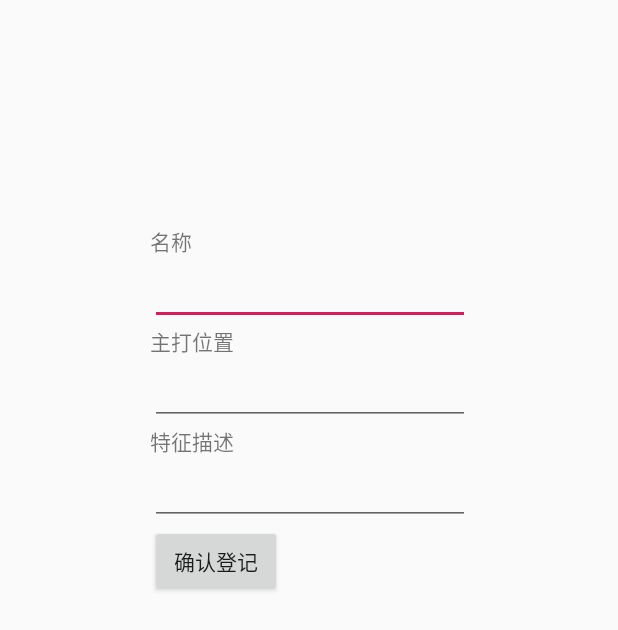
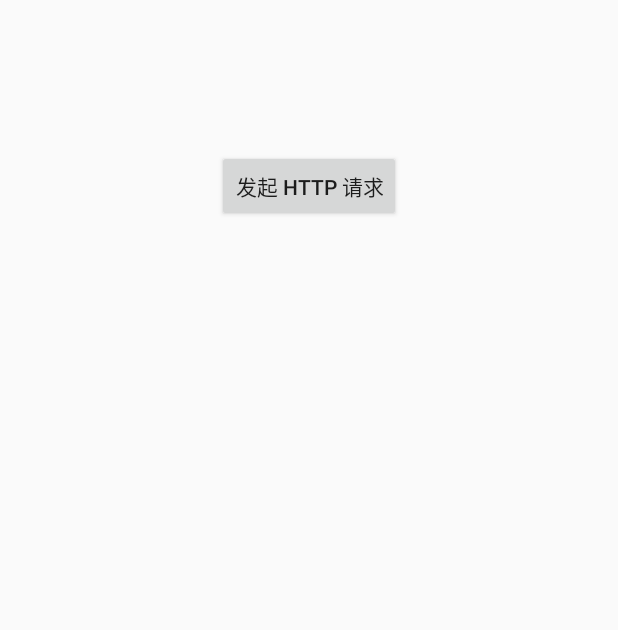
Before and after one commit to hust-MC/AndroidTutorial, an Android app: the screen it shows after launch (MainActivity), on a phone screen of 412 x 824 dp. Shown: the top 630 px of the screen. Run offline under Robolectric (Android 15) with nearby library versions, the light colour scheme and no system bars.

Commit message:
【截稿】48 Http

```diff
--- a/app/src/main/java/com/emercy/myapplication/MainActivity.java
+++ b/app/src/main/java/com/emercy/myapplication/MainActivity.java
@@ -2,38 +2,19 @@
 package com.emercy.myapplication;
 
 import android.app.Activity;
-import android.content.Intent;
-import android.content.SharedPreferences;
 import android.os.Bundle;
 import android.view.View;
-import android.widget.Button;
-import android.widget.EditText;
-import android.widget.Toast;
 
 public class MainActivity extends Activity {
-    EditText name, loc, desig;
-    Button saveBtn;
-    Intent intent;
 
     @Override
     protected void onCreate(Bundle savedInstanceState) {
         super.onCreate(savedInstanceState);
         setContentView(R.layout.activity_main);
-        name = (EditText) findViewById(R.id.txtName);
-        loc = (EditText) findViewById(R.id.txtLocation);
-        desig = (EditText) findViewById(R.id.txtDesignation);
-        saveBtn = (Button) findViewById(R.id.btnSave);
-        saveBtn.setOnClickListener(new View.OnClickListener() {
+        findViewById(R.id.start_http).setOnClickListener(new View.OnClickListener() {
             @Override
             public void onClick(View v) {
-                String username = name.getText().toString();
-                String location = loc.getText().toString();
-                String designation = desig.getText().toString();
-                DbHelper DbHelper = new DbHelper(MainActivity.this);
-                DbHelper.insertUserDetails(username, location, designation);
-                intent = new Intent(MainActivity.this, SecondActivity.class);
-                startActivity(intent);
-                Toast.makeText(getApplicationContext(), "英雄信息登记成功", Toast.LENGTH_SHORT).show();
+                new HttpTask().execute();
             }
         });
     }
--- a/app/src/main/res/layout/activity_main.xml
+++ b/app/src/main/res/layout/activity_main.xml
@@ -4,53 +4,11 @@
     android:layout_height="match_parent"
     android:orientation="vertical">
 
-    <TextView
-        android:id="@+id/fstTxt"
+    <Button
+        android:id="@+id/start_http"
         android:layout_width="wrap_content"
         android:layout_height="wrap_content"
-        android:layout_marginStart="100dp"
-        android:layout_marginTop="150dp"
-        android:text="名称" />
-
-    <EditText
-        android:id="@+id/txtName"
-        android:layout_width="wrap_content"
-        android:layout_height="wrap_content"
-        android:layout_marginStart="100dp"
-        android:ems="10" />
-
-    <TextView
-        android:id="@+id/secTxt"
-        android:layout_width="wrap_content"
-        android:layout_height="wrap_content"
-        android:layout_marginStart="100dp"
-        android:text="主打位置" />
-
-    <EditText
-        android:id="@+id/txtLocation"
-        android:layout_width="wrap_content"
-        android:layout_height="wrap_content"
-        android:layout_marginStart="100dp"
-        android:ems="10" />
-
-    <TextView
-        android:id="@+id/thirdTxt"
-        android:layout_width="wrap_content"
-        android:layout_height="wrap_content"
-        android:layout_marginStart="100dp"
-        android:text="特征描述" />
-
-    <EditText
-        android:id="@+id/txtDesignation"
-        android:layout_width="wrap_content"
-        android:layout_height="wrap_content"
-        android:layout_marginLeft="100dp"
-        android:ems="10" />
-
-    <Button
-        android:id="@+id/btnSave"
-        android:layout_width="wrap_content"
-        android:layout_height="wrap_content"
-        android:layout_marginStart="100dp"
-        android:text="确认登记" />
+        android:layout_gravity="center"
+        android:layout_marginTop="100dp"
+        android:text="发起 Http 请求" />
 </LinearLayout>
```
Also changed, not shown: app/src/main/java/com/emercy/myapplication/HttpTask.java (added, +42 -0 lines).
